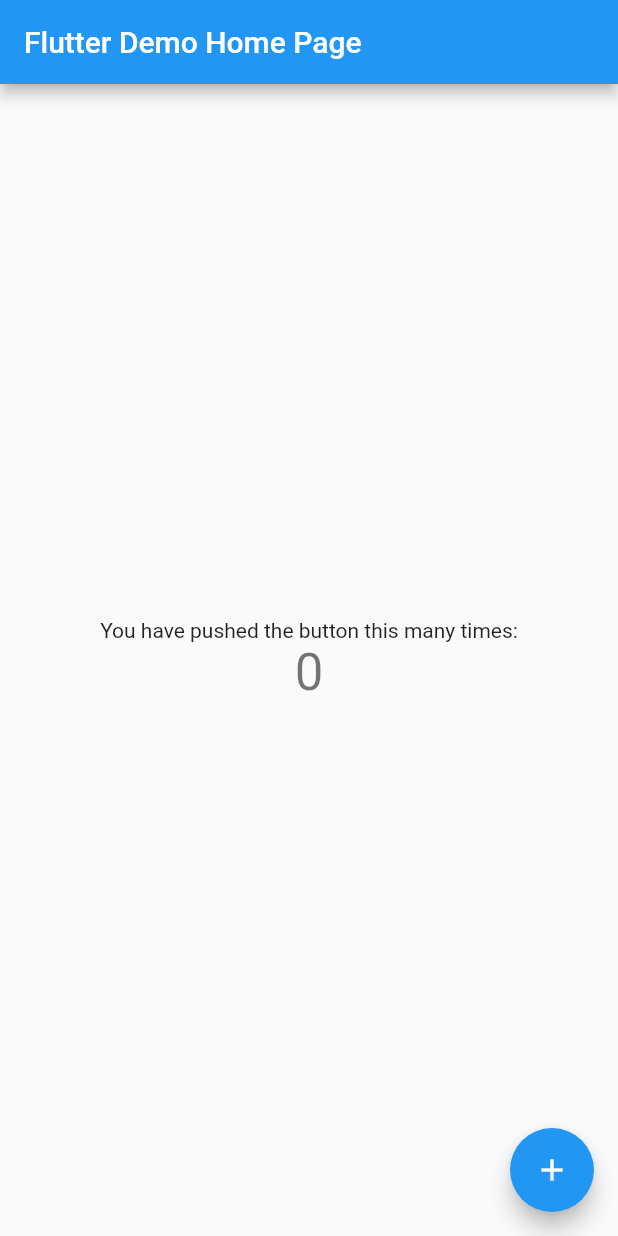
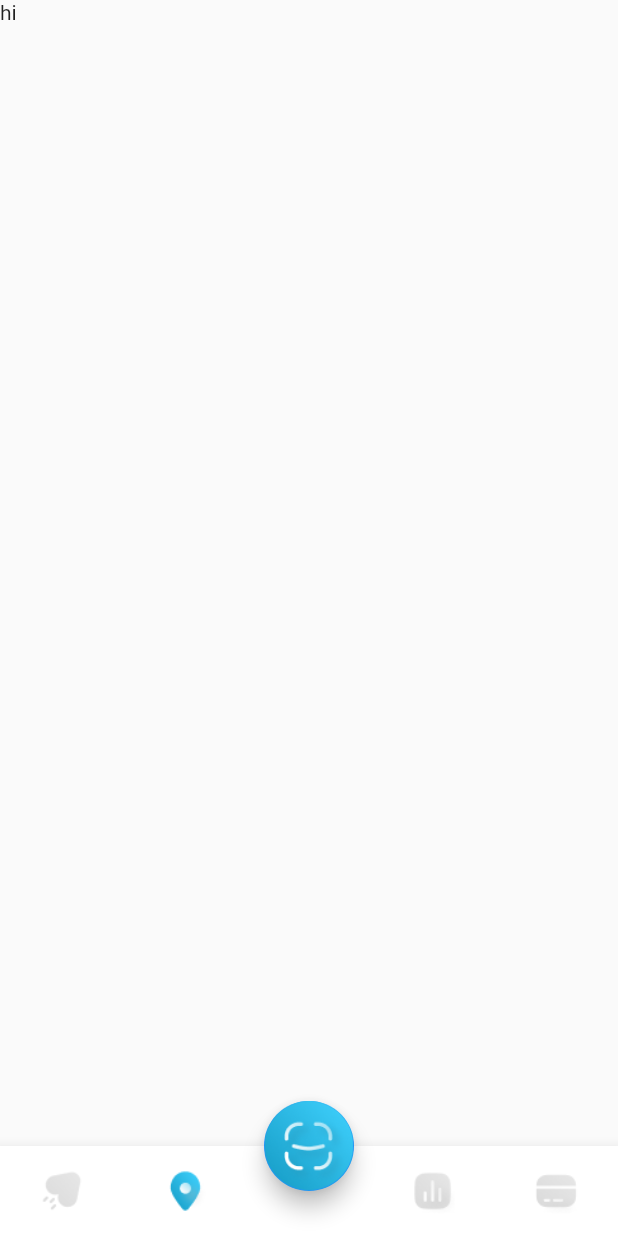
Before and after one commit to jakovmitrovski/tscan-Mobile, a Flutter app: the screen it shows after launch, on a phone screen of 412 x 824 dp. Run offline on Flutter 3.47's test engine with Material 2 defaults, Android fonts, the phone set to English and light mode, and no system bars.

Commit message:
implement menu widget and add routs

```diff
--- a/lib/main.dart
+++ b/lib/main.dart
@@ -1,4 +1,10 @@
 import 'package:flutter/material.dart';
+import 'package:squick/modules/explore/screen/explore_screen.dart';
+import 'package:squick/modules/map/screen/map_screen.dart';
+import 'package:squick/modules/past_transactions/screen/past_transactions_screen.dart';
+import 'package:squick/modules/scan/screen/scan_screen.dart';
+import 'package:squick/modules/ticket_information/screen/ticket_information_screen.dart';
+import 'package:squick/modules/wallet/screen/wallet_screen.dart';
 
 void main() {
   runApp(const MyApp());
@@ -7,109 +13,22 @@ void main() {
 class MyApp extends StatelessWidget {
   const MyApp({Key? key}) : super(key: key);
 
-  // This widget is the root of your application.
   @override
   Widget build(BuildContext context) {
     return MaterialApp(
       title: 'Flutter Demo',
       theme: ThemeData(
-        // This is the theme of your application.
-        //
-        // Try running your application with "flutter run". You'll see the
-        // application has a blue toolbar. Then, without quitting the app, try
-        // changing the primarySwatch below to Colors.green and then invoke
-        // "hot reload" (press "r" in the console where you ran "flutter run",
-        // or simply save your changes to "hot reload" in a Flutter IDE).
-        // Notice that the counter didn't reset back to zero; the application
-        // is not restarted.
         primarySwatch: Colors.blue,
       ),
-      home: const MyHomePage(title: 'Flutter Demo Home Page'),
+      initialRoute: MapScreen.id,
+      routes: {
+        MapScreen.id: (context) => MapScreen(),
+        ExploreScreen.id: (context) => ExploreScreen(),
+        TransactionsScreen.id: (context) => TransactionsScreen(),
+        ScanScreen.id: (context) => ScanScreen(),
+        TicketInformation.id: (context) => TicketInformation(),
+        WalletScreen.id: (context) => WalletScreen(),
+      },
     );
   }
 }
-
-class MyHomePage extends StatefulWidget {
-  const MyHomePage({Key? key, required this.title}) : super(key: key);
-
-  // This widget is the home page of your application. It is stateful, meaning
-  // that it has a State object (defined below) that contains fields that affect
-  // how it looks.
-
-  // This class is the configuration for the state. It holds the values (in this
-  // case the title) provided by the parent (in this case the App widget) and
-  // used by the build method of the State. Fields in a Widget subclass are
-  // always marked "final".
-
-  final String title;
-
-  @override
-  State<MyHomePage> createState() => _MyHomePageState();
-}
-
-class _MyHomePageState extends State<MyHomePage> {
-  int _counter = 0;
-
-  void _incrementCounter() {
-    setState(() {
-      // This call to setState tells the Flutter framework that something has
-      // changed in this State, which causes it to rerun the build method below
-      // so that the display can reflect the updated values. If we changed
-      // _counter without calling setState(), then the build method would not be
-      // called again, and so nothing would appear to happen.
-      _counter++;
-    });
-  }
-
-  @override
-  Widget build(BuildContext context) {
-    // This method is rerun every time setState is called, for instance as done
-    // by the _incrementCounter method above.
-    //
-    // The Flutter framework has been optimized to make rerunning build methods
-    // fast, so that you can just rebuild anything that needs updating rather
-    // than having to individually change instances of widgets.
-    return Scaffold(
-      appBar: AppBar(
-        // Here we take the value from the MyHomePage object that was created by
-        // the App.build method, and use it to set our appbar title.
-        title: Text(widget.title),
-      ),
-      body: Center(
-        // Center is a layout widget. It takes a single child and positions it
-        // in the middle of the parent.
-        child: Column(
-          // Column is also a layout widget. It takes a list of children and
-          // arranges them vertically. By default, it sizes itself to fit its
-          // children horizontally, and tries to be as tall as its parent.
-          //
-          // Invoke "debug painting" (press "p" in the console, choose the
-          // "Toggle Debug Paint" action from the Flutter Inspector in Android
-          // Studio, or the "Toggle Debug Paint" command in Visual Studio Code)
-          // to see the wireframe for each widget.
-          //
-          // Column has various properties to control how it sizes itself and
-          // how it positions its children. Here we use mainAxisAlignment to
-          // center the children vertically; the main axis here is the vertical
-          // axis because Columns are vertical (the cross axis would be
-          // horizontal).
-          mainAxisAlignment: MainAxisAlignment.center,
-          children: <Widget>[
-            const Text(
-              'You have pushed the button this many times:',
-            ),
-            Text(
-              '$_counter',
-              style: Theme.of(context).textTheme.headline4,
-            ),
-          ],
-        ),
-      ),
-      floatingActionButton: FloatingActionButton(
-        onPressed: _incrementCounter,
-        tooltip: 'Increment',
-        child: const Icon(Icons.add),
-      ), // This trailing comma makes auto-formatting nicer for build methods.
-    );
-  }
-}
--- a/lib/modules/map/screen/map_screen.dart
+++ b/lib/modules/map/screen/map_screen.dart
@@ -0,0 +1,37 @@
+import 'package:flutter/material.dart';
+import 'package:squick/modules/scan/screen/scan_screen.dart';
+import 'package:squick/widgets/menu.dart';
+
+class MapScreen extends StatefulWidget {
+  static const String id = "/map";
+
+  const MapScreen({Key? key}) : super(key: key);
+
+  @override
+  _MapScreenState createState() => _MapScreenState();
+}
+
+class _MapScreenState extends State<MapScreen> {
+  @override
+  Widget build(BuildContext context) {
+    return SafeArea(
+      child: Scaffold(
+        body: Container(
+          child: Text('hi'),
+        ),
+        floatingActionButtonLocation: FloatingActionButtonLocation.centerDocked,
+        floatingActionButton: Container(
+          height: 60.0,
+          width: 60.0,
+          child: FittedBox(
+            child: FloatingActionButton(
+              onPressed: () {},
+              child: Image.asset('assets/images/scan_ticket.png'),
+            ),
+          ),
+        ),
+        bottomNavigationBar: MenuWidget(),
+      ),
+    );
+  }
+}
--- /dev/null
+++ b/lib/widgets/menu.dart
@@ -0,0 +1,54 @@
+import 'package:flutter/material.dart';
+
+class MenuWidget extends StatefulWidget {
+  const MenuWidget({Key? key}) : super(key: key);
+
+  @override
+  _MenuWidgetState createState() => _MenuWidgetState();
+}
+
+class _MenuWidgetState extends State<MenuWidget> {
+  @override
+  Widget build(BuildContext context) {
+    return BottomAppBar(
+      child: Container(
+        color: Colors.white60,
+        height: 60,
+        child: Row(
+          mainAxisSize: MainAxisSize.max,
+          mainAxisAlignment: MainAxisAlignment.spaceEvenly,
+          children: [
+            Expanded(
+              child: Image.asset(
+                'assets/images/explore_inactive.png',
+              ),
+            ),
+            Expanded(
+              child: Image.asset(
+                'assets/images/map_active.png',
+              ),
+            ),
+            Expanded(
+              child: Container(
+                width: 40,
+                color: Colors.white,
+              ),
+            ),
+            Expanded(
+              child: Image.asset(
+                'assets/images/transactions_inactive.png',
+              ),
+            ),
+            Expanded(
+              child: Image.asset(
+                'assets/images/wallet_inactive.png',
+              ),
+            )
+          ],
+        ),
+      ),
+      notchMargin: 14.0,
+      // notchedShape: CircularNotchedRectangle(),
+    );
+  }
+}
```
Also changed, not shown: lib/modules/explore/screen/explore_screen.dart (+17 -0 lines), lib/modules/past_transactions/screen/past_transactions_screen.dart (+17 -0 lines), lib/modules/scan/screen/scan_screen.dart (+20 -0 lines), lib/modules/ticket_information/screen/ticket_information_screen.dart (+17 -0 lines), lib/modules/wallet/screen/wallet_screen.dart (+17 -0 lines), assets/images/explore_active.png (added), assets/images/explore_inactive.png (added), assets/images/map_active.png (added), assets/images/map_inactive.png (added), assets/images/scan_ticket.png (added), assets/images/transactions_active.png (added), assets/images/transactions_inactive.png (added), assets/images/wallet_active.png (added), assets/images/wallet_inactive.png (added), 1 more files.
